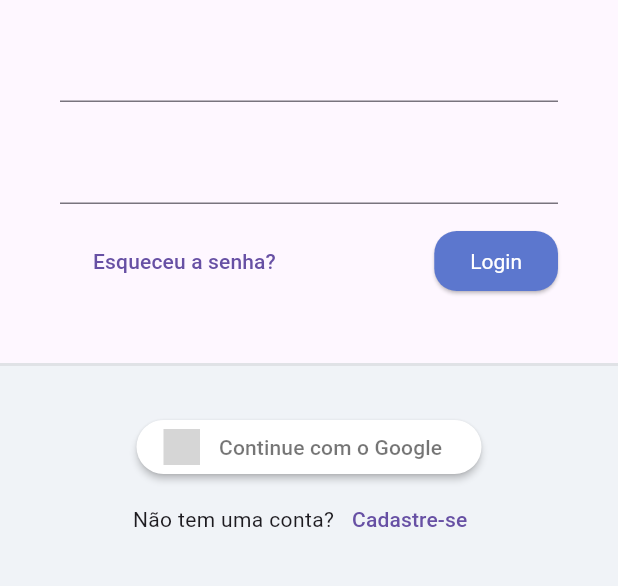
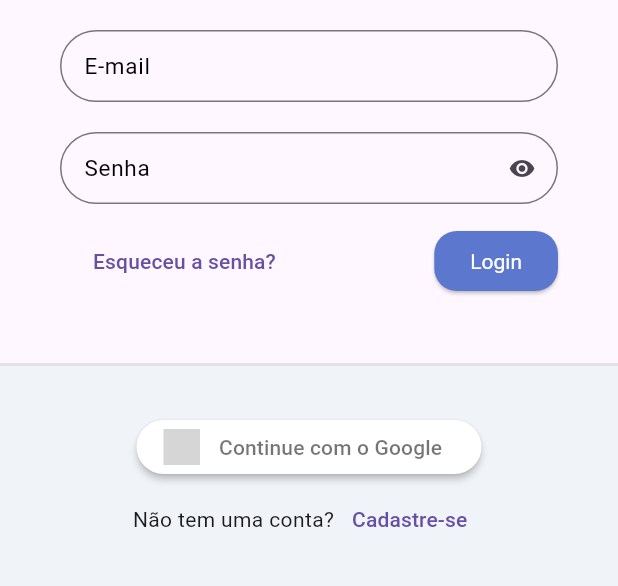
Before and after one commit to lucasgabriel0802/toDoList_Flutter, a Flutter app: the screen it shows after launch, on a phone screen of 412 x 824 dp, the part 363-949 px from its top. Run offline on Flutter 3.47's test engine with Material 3 defaults, Android fonts, the phone set to English and light mode, and no system bars; our stand-ins replace flutter_signin_button, google_fonts, sqflite, synchronized; accounts and stored records are empty; Roboto replaces fonts that are missing (Mandali); grey boxes are pictures that could not be loaded.

Commit message:
Customizando o TextFormField

```diff
--- /dev/null
+++ b/lib/app/core/widget/todo_list_field.dart
@@ -0,0 +1,60 @@
+// ignore_for_file: public_member_api_docs, sort_constructors_first
+import 'package:flutter/material.dart';
+
+class TodoListField extends StatelessWidget {
+  final String label;
+  final bool obscureText;
+  final IconButton? suffixIconButton;
+  final ValueNotifier<bool> obscureTextVN = ValueNotifier<bool>(false);
+  final TextEditingController? controller;
+  final FormFieldValidator<String>? validator;
+
+  TodoListField({
+    Key? key,
+    required this.label,
+    this.obscureText = false,
+    this.suffixIconButton,
+    this.controller,
+    this.validator,
+  })  : assert(obscureText == true ? suffixIconButton == null : true,
+            'If obscureText is true, suffixIconButton must be null'),
+        super(key: key);
+
+  @override
+  Widget build(BuildContext context) {
+    return ValueListenableBuilder<bool>(
+      valueListenable: obscureTextVN,
+      builder: (_, obscureTextValue, child) {
+        return TextFormField(
+          controller: controller,
+          validator: validator,
+          decoration: InputDecoration(
+            labelText: label,
+            labelStyle: const TextStyle(
+              fontSize: 15,
+              color: Colors.black,
+            ),
+            border: OutlineInputBorder(
+              borderRadius: BorderRadius.circular(30),
+            ),
+            errorBorder: OutlineInputBorder(
+              borderRadius: BorderRadius.circular(30),
+              borderSide: const BorderSide(color: Colors.red),
+            ),
+            isDense: true,
+            suffixIcon: suffixIconButton ??
+                (obscureText == true
+                    ? IconButton(
+                        icon: Icon(!obscureTextValue ? Icons.visibility : Icons.visibility_off),
+                        onPressed: () {
+                          obscureTextVN.value = !obscureTextValue;
+                        },
+                      )
+                    : null),
+          ),
+          obscureText: obscureTextValue,
+        );
+      },
+    );
+  }
+}
--- a/lib/app/modules/auth/login/login_page.dart
+++ b/lib/app/modules/auth/login/login_page.dart
@@ -2,6 +2,7 @@ import 'package:flutter/material.dart';
 import 'package:flutter_signin_button/button_list.dart';
 import 'package:flutter_signin_button/button_view.dart';
 import 'package:provider/provider.dart';
+import 'package:todo_list_provider/app/core/widget/todo_list_field.dart';
 import 'package:todo_list_provider/app/core/widget/todo_list_logo.dart';
 import 'package:todo_list_provider/app/modules/auth/login/login_controller.dart';
 
@@ -31,9 +32,14 @@ class LoginPage extends StatelessWidget {
                     child: Form(
                         child: Column(
                       children: [
-                        TextFormField(),
+                        TodoListField(
+                          label: 'E-mail',
+                        ),
                         const SizedBox(height: 20),
-                        TextFormField(),
+                        TodoListField(
+                          label: 'Senha',
+                          obscureText: true,
+                        ),
                         const SizedBox(height: 10),
                         Row(
                           mainAxisAlignment: MainAxisAlignment.spaceBetween,
```
